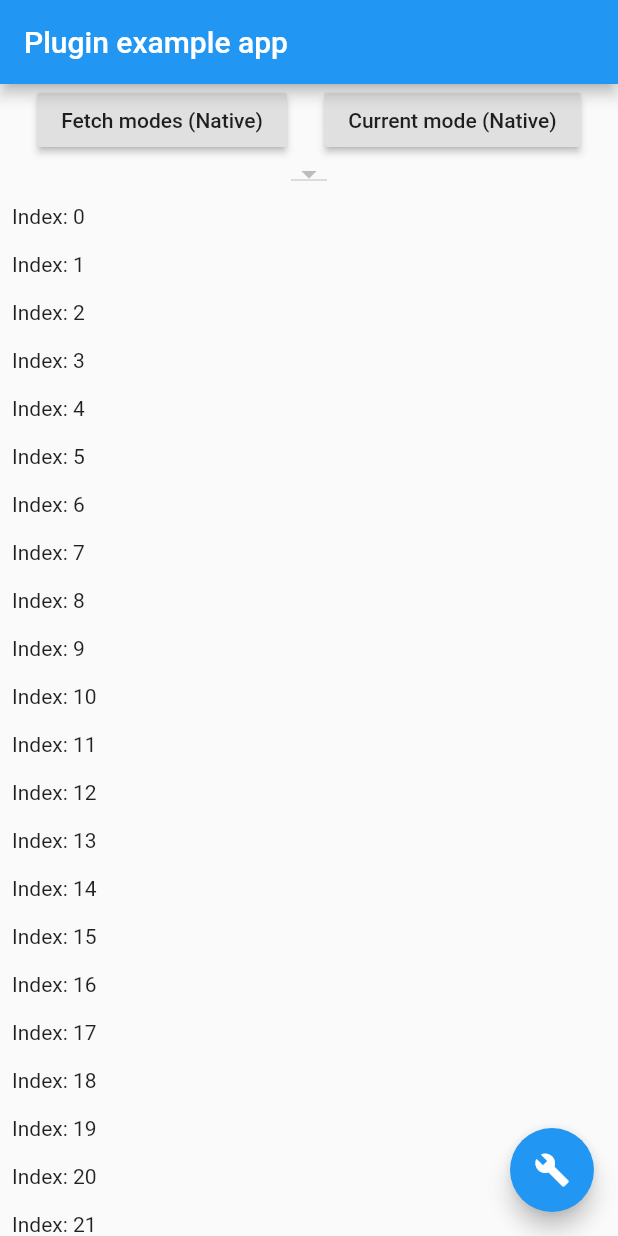
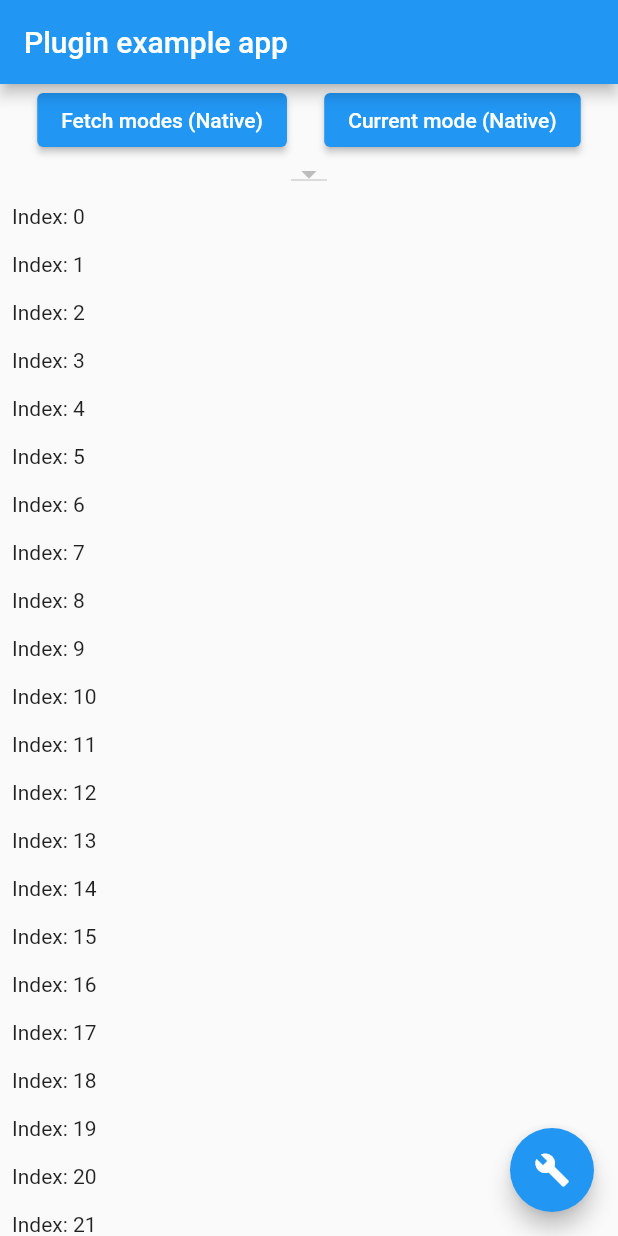
Before and after one commit to ajinasokan/flutter_displaymode, a Flutter app: the screen it shows after launch, after a tap on the "build" icon, on a phone screen of 412 x 824 dp. Run offline on Flutter 3.47's test engine with Material 2 defaults, Android fonts, the phone set to English and light mode, and no system bars.

```diff
--- a/example/lib/main.dart
+++ b/example/lib/main.dart
@@ -57,11 +57,11 @@ class _MyAppState extends State<MyApp> {
             Row(
               mainAxisAlignment: MainAxisAlignment.spaceEvenly,
               children: <Widget>[
-                RaisedButton(
+                ElevatedButton(
                   child: const Text('Fetch modes (Native)'),
                   onPressed: fetchModes,
                 ),
-                RaisedButton(
+                ElevatedButton(
                   child: const Text('Current mode (Native)'),
                   onPressed: () async {
                     final DisplayMode mode = await getCurrentMode();
@@ -104,7 +104,7 @@ class _MyAppState extends State<MyApp> {
             ),
           ],
         ),
-        floatingActionButton: FloatingActionButton(
+        floatingActionButton: const FloatingActionButton(
           tooltip: 'Set default mode',
           onPressed: FlutterDisplayMode.setDeviceDefault,
           child: Icon(Icons.build),
--- a/lib/src/flutter_display_mode.dart
+++ b/lib/src/flutter_display_mode.dart
@@ -11,8 +11,15 @@ class FlutterDisplayMode {
   static const MethodChannel _channel = MethodChannel('flutter_display_mode');
 
   static Future<List<DisplayMode>> get supported async {
-    final List<dynamic> modes =
-        await _channel.invokeMethod<List<dynamic>>('getSupportedModes');
+    final List<dynamic>? modes = (await _channel.invokeMethod<List<dynamic>>(
+      'getSupportedModes',
+    )) ?? <dynamic>[];
+    if (modes == null) {
+      throw PlatformException(
+        code: '0',
+        message: 'No supported display mode founded on platform.',
+      );
+    }
     return modes.map((dynamic i) {
       final Map<String, dynamic> item =
           (i as Map<dynamic, dynamic>).cast<String, dynamic>();
@@ -21,9 +28,17 @@ class FlutterDisplayMode {
   }
 
   static Future<DisplayMode> get current async {
-    final Map<String, dynamic> mode =
-        (await _channel.invokeMethod<Map<dynamic, dynamic>>('getCurrentMode'))
-            .cast<String, dynamic>();
+    final Map<String, dynamic>? mode =
+        (await _channel.invokeMethod<Map<dynamic, dynamic>>(
+      'getCurrentMode',
+    ))
+            ?.cast<String, dynamic>();
+    if (mode == null) {
+      throw PlatformException(
+        code: '0',
+        message: 'No supported display mode founded on platform.',
+      );
+    }
     return DisplayMode.fromJson(mode);
   }
 
@@ -36,7 +51,7 @@ class FlutterDisplayMode {
 
   static Future<void> setDeviceDefault() async {
     final List<DisplayMode> modes = await supported;
-    if (modes.where((DisplayMode m) => m.selected)?.isEmpty ?? true) {
+    if (modes.where((DisplayMode m) => m.selected).isEmpty) {
       return await _channel.invokeMethod<void>('setDeviceDefault');
     } else {
       log('You already set a default mode.');
--- a/lib/src/model/display_mode.dart
+++ b/lib/src/model/display_mode.dart
@@ -1,10 +1,10 @@
 class DisplayMode {
   const DisplayMode({
-    this.id,
-    this.width,
-    this.height,
-    this.refreshRate,
-    this.selected,
+    required this.id,
+    required this.width,
+    required this.height,
+    required this.refreshRate,
+    required this.selected,
   });
 
   factory DisplayMode.fromJson(Map<String, dynamic> json) {
```
Also changed, not shown: pubspec.yaml (+4 -8 lines), 2 other files.
